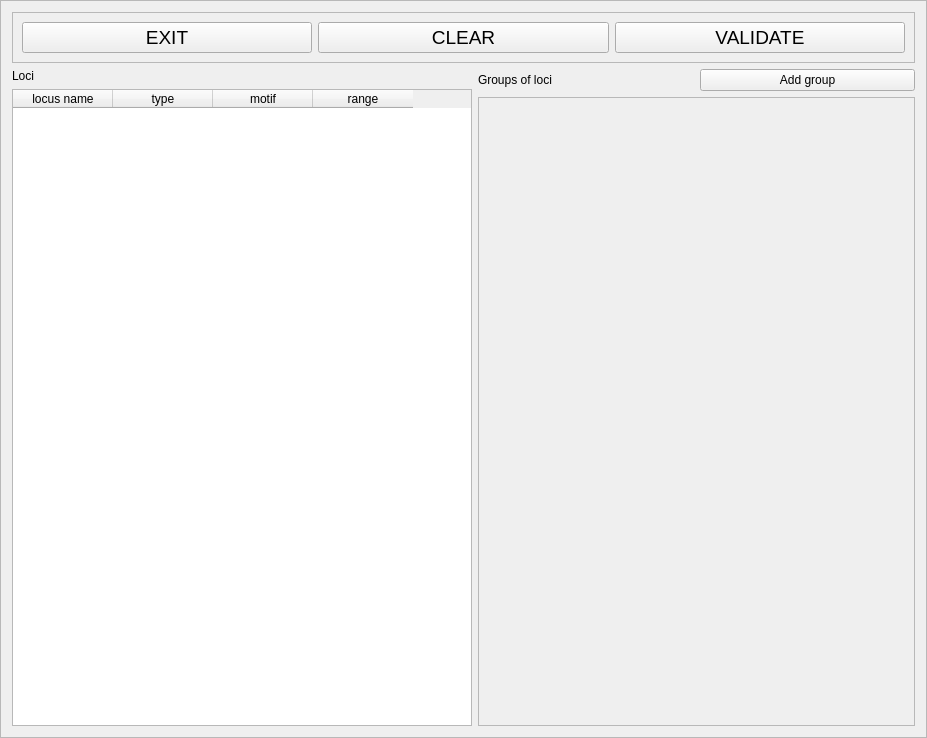
This is python_interface/uis/setGenData.ui in cbgp/diyabc as Qt 5 draws it before an edit. The edited form follows.
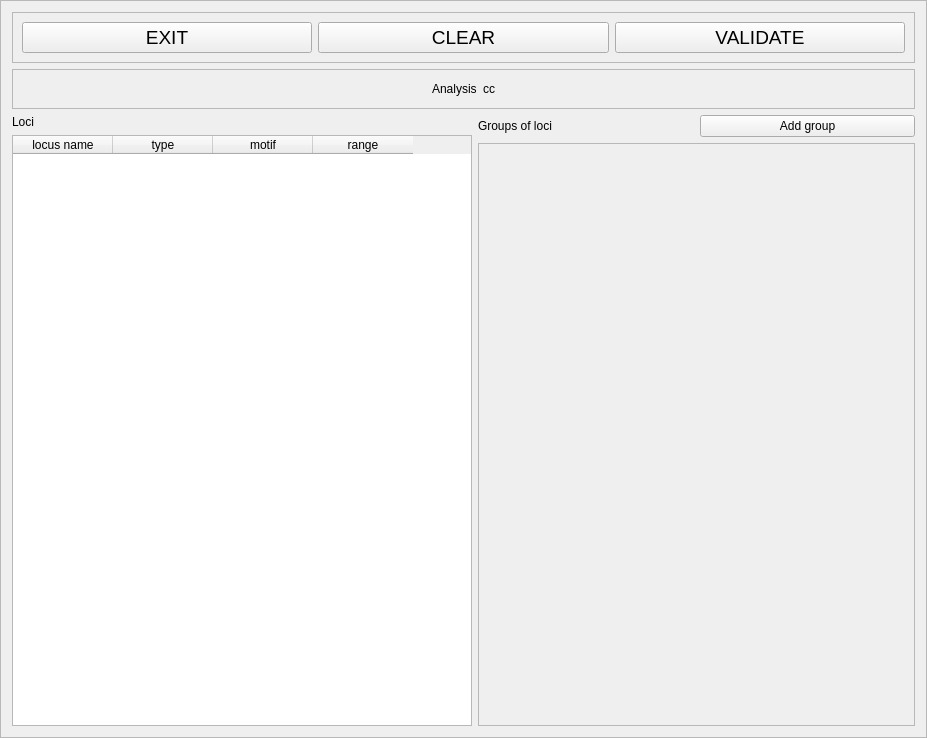
This is the edited form.

Commit message: analysis name to write during all steps of definition

What changed in the file:
```diff
--- a/python_interface/uis/setGenData.ui
+++ b/python_interface/uis/setGenData.ui
@@ -86,6 +86,58 @@
      </layout>
     </widget>
    </item>
+   <item>
+    <widget class="QFrame" name="analysisFrame">
+     <property name="frameShape">
+      <enum>QFrame::StyledPanel</enum>
+     </property>
+     <property name="frameShadow">
+      <enum>QFrame::Raised</enum>
+     </property>
+     <layout class="QHBoxLayout" name="horizontalLayout">
+      <item>
+       <spacer name="horizontalSpacer">
+        <property name="orientation">
+         <enum>Qt::Horizontal</enum>
+        </property>
+        <property name="sizeHint" stdset="0">
+         <size>
+          <width>40</width>
+          <height>20</height>
+         </size>
+        </property>
+       </spacer>
+      </item>
+      <item>
+       <widget class="QLabel" name="label_3">
+        <property name="text">
+         <string>Analysis</string>
+        </property>
+       </widget>
+      </item>
+      <item>
+       <widget class="QLabel" name="analysisNameLabel">
+        <property name="text">
+         <string>cc</string>
+        </property>
+       </widget>
+      </item>
+      <item>
+       <spacer name="horizontalSpacer_2">
+        <property name="orientation">
+         <enum>Qt::Horizontal</enum>
+        </property>
+        <property name="sizeHint" stdset="0">
+         <size>
+          <width>40</width>
+          <height>20</height>
+         </size>
+        </property>
+       </spacer>
+      </item>
+     </layout>
+    </widget>
+   </item>
    <item>
     <layout class="QHBoxLayout" name="horizontalLayout_3">
      <item>
@@ -181,7 +233,7 @@
             <x>0</x>
             <y>0</y>
             <width>429</width>
-            <height>614</height>
+            <height>566</height>
            </rect>
           </property>
           <layout class="QVBoxLayout" name="verticalLayout_3"/>
```
The commit also changes 12 other files.
